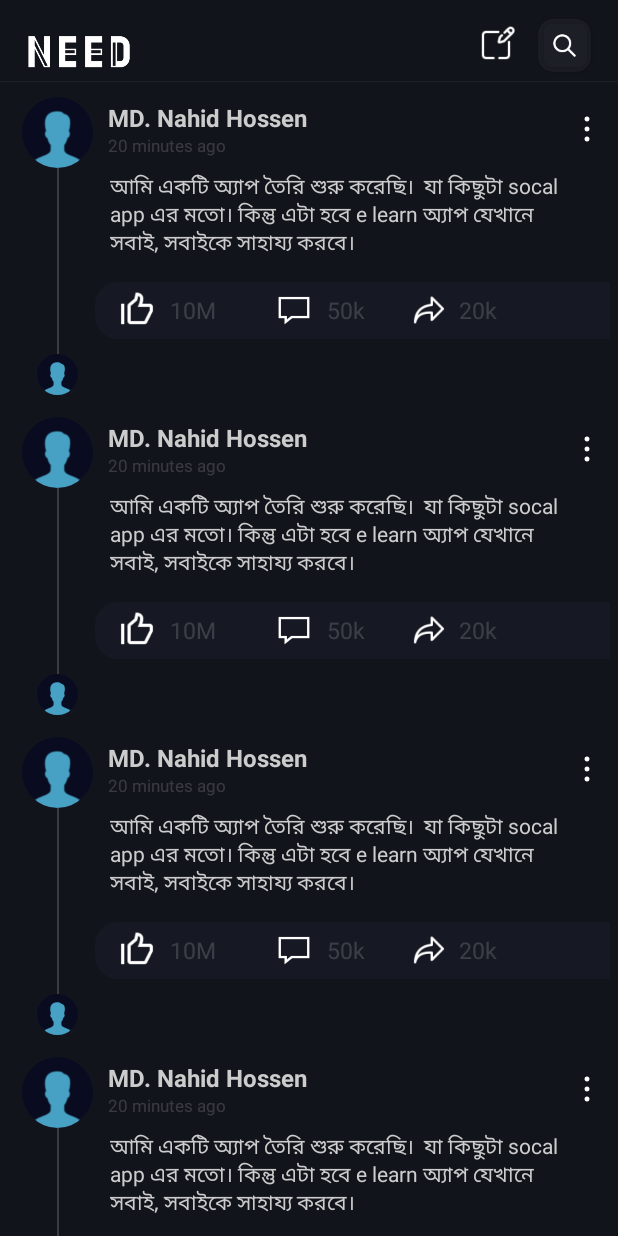
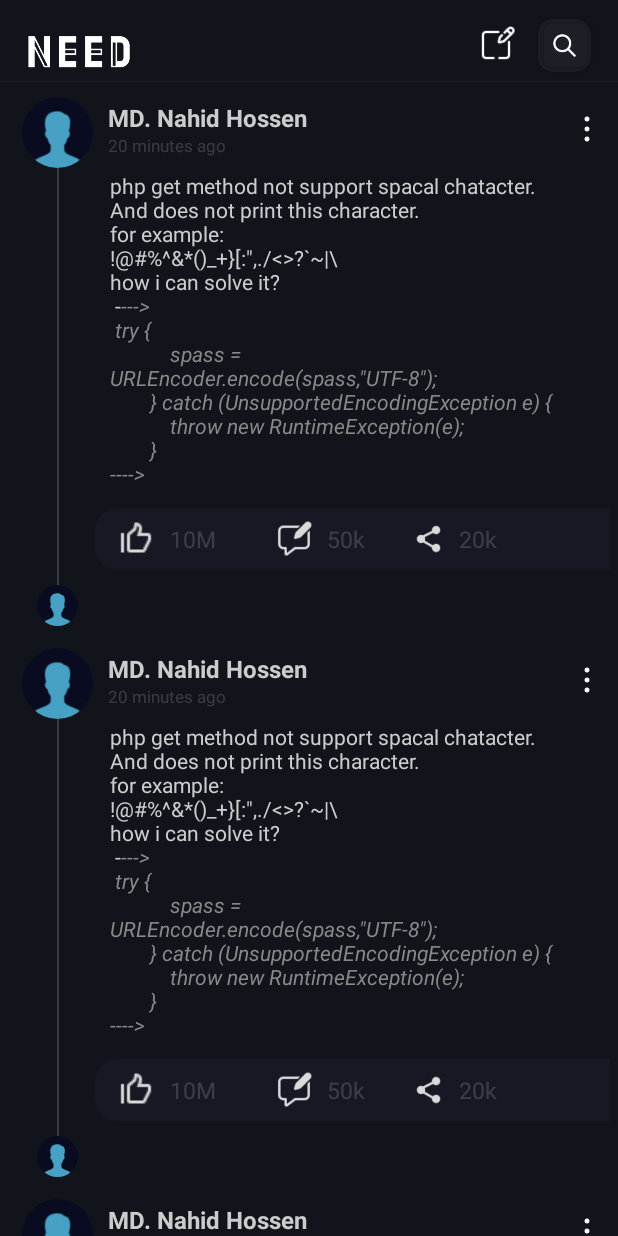
Before and after one commit to appscraftbd/NEED_SOCAL, an Android app: the fragment HomeFragment shown on its own in the app's theme, on a phone screen of 412 x 824 dp. Run offline under Robolectric (Android 15) with nearby library versions, the phone set to English and light mode, and no system bars; our stand-ins replace CircleImageView.

Commit message:
textview update

```diff
--- /dev/null
+++ b/app/src/main/java/com/appscraftbd/needasocal/CodeIdentifyANDaction.java
@@ -0,0 +1,179 @@
+package com.appscraftbd.needasocal;
+
+import android.annotation.SuppressLint;
+import android.app.Dialog;
+import android.content.ClipboardManager;
+import android.content.Context;
+import android.graphics.Color;
+import android.graphics.Typeface;
+import android.graphics.drawable.ColorDrawable;
+import android.text.SpannableString;
+import android.text.Spanned;
+import android.text.TextPaint;
+import android.text.method.LinkMovementMethod;
+import android.text.style.ClickableSpan;
+import android.view.View;
+import android.view.Window;
+import android.widget.TextView;
+import android.widget.Toast;
+
+import java.util.ArrayList;
+
+public class CodeIdentifyANDaction {
+    SpannableString spannableString;
+    String spspostText;
+    Context context;
+
+    public  void inANDout(Context context,String spostText, TextView postText_id){
+
+        this.spspostText = spostText;
+        this.context = context;
+
+        ArrayList<Integer> array = new ArrayList<Integer>();
+        spannableString = new SpannableString(spostText);
+
+        tag_identify(spostText,array);
+        tag_setColor_setButton(array);
+
+        postText_id.setHighlightColor(Color.TRANSPARENT);
+        postText_id.setText(spannableString);
+        postText_id.setMovementMethod(LinkMovementMethod.getInstance());
+
+
+    }
+    ////////////////////////////////////////////////////
+    ///!!!!!!!!!!!!!  Method create  !!!!!!!!!!!!!!!!///
+    ////////////////////////////////////////////////////
+    private void tag_identify(String s_text, ArrayList array){
+
+
+        for (int x = 0; x < s_text.length(); x++) {
+
+            try {
+                if (s_text.charAt(x) == new Character('-')
+                        && s_text.charAt(x + 1) == new Character('-')
+                        && s_text.charAt(x + 2) == new Character('-')
+                        && s_text.charAt(x + 3) == new Character('>')) {
+
+
+                    array.add(x);
+
+                }
+
+            } catch (RuntimeException R) {
+
+            }
+        }
+
+    }//--------------------tag identify----------------
+
+
+    private void tag_setColor_setButton(ArrayList array){
+
+        int arraycount = array.size()/2;
+        for (int z=0; z<arraycount; z++){
+
+            int c1 = 2*z;
+
+            if(z<1){
+                int f1 = (int) array.get(z);
+                int f2 = (int) array.get(z+1);
+                int f3 = f2 + 4;
+
+                ClickableSpan clickableSpan = new ClickableSpan() {
+                    @Override
+                    public void onClick(View widget) {
+
+                        NEED_code_copy(f1,f2);
+                        widget.invalidate();
+
+
+
+                    }
+                    @Override
+                    public void updateDrawState(TextPaint ds) {
+                        super.updateDrawState(ds);
+                        ds.setColor(Color.GRAY);
+                        ds.setUnderlineText(false);
+                        ds.setTypeface(Typeface.create(spspostText, Typeface.ITALIC));
+
+
+                    }
+
+
+                };
+
+
+                spannableString.setSpan(clickableSpan, f1, f3, Spanned.SPAN_EXCLUSIVE_EXCLUSIVE);
+
+
+
+            }else {// z==1++ same work
+                int f1 = (int) array.get(c1);
+                int f2 = (int) array.get(c1+1);
+                int f3 = f2 + 4;
+
+                ClickableSpan clickableSpan = new ClickableSpan() {
+
+                    @Override
+                    public void onClick(View widget) {
+
+                        NEED_code_copy(f1,f2);
+                        widget.invalidate();
+
+                    }
+                    @SuppressLint("NewApi")
+                    @Override
+                    public void updateDrawState(TextPaint ds) {
+                        super.updateDrawState(ds);
+                        ds.setColor(Color.GRAY);
+                        ds.setUnderlineText(false);
+
+                        ds.setTypeface(Typeface.create(spspostText, Typeface.ITALIC));
+//                        ds.setTypeface(Typeface.create(spspostText, Typeface.BOLD));
+
+
+                    }
+                };
+                spannableString.setSpan(clickableSpan, f1, f3, Spanned.SPAN_EXCLUSIVE_EXCLUSIVE);
+
+            }
+        }
+
+
+    }//------------tag_setColor_setButton-------------
+    public void NEED_code_copy(int f1, int f2){
+        String tampString = "";
+        for (f1=f1+5; f1<f2-1; f1++){
+               tampString = tampString+spspostText.charAt(f1);
+
+
+        }
+//            new AlertDialog.Builder(context)
+//                    .setMessage(""+tampString)
+//                    .show();
+        Dialog dialog = new Dialog(context);
+        dialog.requestWindowFeature(Window.FEATURE_NO_TITLE);
+        dialog.setContentView(R.layout.code_dialog_box);
+        TextView textView = dialog.findViewById(R.id.dialogmsg);
+        dialog.getWindow().setBackgroundDrawable(new ColorDrawable(Color.TRANSPARENT));
+        textView.setText(""+tampString);
+        dialog.show();
+
+        String finalTampString = tampString;
+        textView.setOnLongClickListener(new View.OnLongClickListener() {
+            @Override
+            public boolean onLongClick(View view) {
+
+                ClipboardManager clipboardManager = (ClipboardManager)context.getSystemService(Context.CLIPBOARD_SERVICE);
+                clipboardManager.setText(finalTampString);
+                Toast.makeText(context,"copy",Toast.LENGTH_SHORT).show();
+
+                return false;
+            }
+        });
+
+    }
+
+
+}
--- a/app/src/main/java/com/appscraftbd/needasocal/fragment/HomeFragment.java
+++ b/app/src/main/java/com/appscraftbd/needasocal/fragment/HomeFragment.java
@@ -4,6 +4,7 @@ import static androidx.swiperefreshlayout.widget.SwipeRefreshLayout.*;
 
 import android.annotation.SuppressLint;
 import android.content.Context;
+import android.content.Intent;
 import android.os.Bundle;
 
 import androidx.annotation.NonNull;
@@ -18,8 +19,14 @@ import android.os.Message;
 import android.view.LayoutInflater;
 import android.view.View;
 import android.view.ViewGroup;
+import android.widget.CompoundButton;
+import android.widget.ImageView;
+import android.widget.TextView;
 import android.widget.Toast;
+import android.widget.ToggleButton;
 
+import com.appscraftbd.needasocal.CodeIdentifyANDaction;
+import com.appscraftbd.needasocal.PostEdit;
 import com.appscraftbd.needasocal.R;
 
 
@@ -30,6 +37,7 @@ public class HomeFragment extends Fragment {
 
     RecyclerView recyclerView;
      public static SwipeRefreshLayout swipeRefreshLayout;
+     ImageView uploard_post;
 
     @SuppressLint({"ResourceAsColor", "MissingInflatedId"})
     @Override
@@ -38,12 +46,22 @@ public class HomeFragment extends Fragment {
         View view  = inflater.inflate(R.layout.fragment_home, container, false);
 
 
+        uploard_post = view.findViewById(R.id.uploard_post);
+
         swipeRefreshLayout = view.findViewById(R.id.swipeRefreshLayout);
         // Set the background color for the progress circle
         swipeRefreshLayout.setColorSchemeColors(getResources().getColor(R.color.white));
         swipeRefreshLayout.setProgressBackgroundColorSchemeColor(R.color.black);
 
 
+        uploard_post.setOnClickListener(new OnClickListener() {
+            @Override
+            public void onClick(View view) {
+                Intent intent = new Intent(getContext(), PostEdit.class);
+                startActivity(intent);
+
+            }
+        });
 
 
         recyclerView = view.findViewById(R.id.recyclehome);
@@ -73,13 +91,51 @@ public class HomeFragment extends Fragment {
 
         @Override
         public int getItemCount() {
-            return 10;
+            return 6;
         }
 
         public class MyviewHolder extends RecyclerView.ViewHolder{
 
+            TextView post_text;
+
             public MyviewHolder(@NonNull View itemView) {
                 super(itemView);
+
+                post_text = itemView.findViewById(R.id.post_text);
+                ToggleButton likeButton = itemView.findViewById(R.id.likeButton);
+
+
+                String text_text = "php get method not support spacal chatacter.\n" +
+                        "And does not print this character.\n" +
+                        "for example:\n" +
+                        "!@#%^&*()_+}[:\",./<>?`~|\\\n" +
+                        "how i can solve it?\n" +
+                        " ---->\n try {\n" +
+                        "            spass = URLEncoder.encode(spass,\"UTF-8\");\n" +
+                        "        } catch (UnsupportedEncodingException e) {\n" +
+                        "            throw new RuntimeException(e);\n" +
+                        "        }\n---->";
+
+                CodeIdentifyANDaction codeIdentifyANDaction = new CodeIdentifyANDaction();
+                codeIdentifyANDaction.inANDout(getContext(),text_text,post_text);
+
+
+                likeButton.setButtonDrawable(R.drawable.ic_like);
+                likeButton.setOnCheckedChangeListener(new CompoundButton.OnCheckedChangeListener() {
+                    @Override
+                    public void onCheckedChanged(CompoundButton buttonView, boolean isChecked) {
+                        if (isChecked) {
+                            likeButton.setButtonDrawable(R.drawable.ic_unlike);
+
+                        } else {
+                            likeButton.setButtonDrawable(R.drawable.ic_like);
+
+
+                        }
+                    }
+                });
+
+
             }
         }
 
--- a/app/src/main/res/layout/fragment_home.xml
+++ b/app/src/main/res/layout/fragment_home.xml
@@ -55,6 +55,7 @@
             </androidx.cardview.widget.CardView>
 
             <ImageView
+                android:id="@+id/uploard_post"
                 android:layout_width="25dp"
                 android:layout_height="25dp"
                 android:src="@drawable/post_btn"
--- a/app/src/main/res/layout/post_layout.xml
+++ b/app/src/main/res/layout/post_layout.xml
@@ -111,24 +111,35 @@
 
                 <RelativeLayout
                     android:layout_width="match_parent"
-                    android:layout_height="38dp"
+                    android:layout_height="41dp"
                     android:background="@drawable/post_bar"
                     android:layout_marginRight="-40dp"
-                    android:layout_marginTop="15dp"
+                    android:layout_marginTop="13dp"
                     android:layout_marginLeft="20dp"
                     android:orientation="horizontal"
                     android:layout_marginBottom="10dp"
                     >
 
 
-                    <ImageView
-                        android:id="@+id/like_btn"
+<!--                    <ImageView-->
+<!--                        android:id="@+id/like_btn"-->
+<!--                        android:layout_width="25dp"-->
+<!--                        android:layout_height="25dp"-->
+<!--                        android:src="@drawable/like_icone"-->
+<!--                        android:layout_marginLeft="15dp"-->
+<!--                        android:layout_centerVertical="true"-->
+<!--                        />-->
+
+                    <ToggleButton
+                        android:id="@+id/likeButton"
                         android:layout_width="25dp"
                         android:layout_height="25dp"
-                        android:src="@drawable/like_icone"
+                        android:textOff=""
+                        android:textOn=""
+                        android:background="#00FFFFFF"
+                        android:layout_centerVertical="true"
                         android:layout_marginLeft="15dp"
-                        android:layout_centerVertical="true"
-                        />
+                        tools:ignore="MissingConstraints" />
 
 
                     <TextView
@@ -138,7 +149,7 @@
                         android:text=" 10M"
                         android:textColor="@color/grey"
                         android:layout_marginRight="30dp"
-                        android:layout_toRightOf="@+id/like_btn"
+                        android:layout_toRightOf="@+id/likeButton"
                         android:textSize="15dp"
                         android:layout_marginLeft="5dp"
                         android:layout_centerVertical="true"
@@ -148,7 +159,7 @@
                         android:id="@+id/comment_btn"
                         android:layout_width="25dp"
                         android:layout_height="25dp"
-                        android:src="@drawable/comment_icone"
+                        android:src="@drawable/ic_comment"
                         android:layout_marginLeft="120dp"
                         android:layout_centerVertical="true"
                         />
@@ -169,7 +180,7 @@
                         android:id="@+id/share_btn"
                         android:layout_width="25dp"
                         android:layout_height="25dp"
-                        android:src="@drawable/share_icone"
+                        android:src="@drawable/ic_share"
                         android:layout_marginLeft="210dp"
                         android:layout_centerVertical="true"
                         />
```
Also changed, not shown: app/src/main/AndroidManifest.xml (+5 -3 lines), app/src/main/java/com/appscraftbd/needasocal/Login/Login_api.java (+10 -0 lines), app/src/main/java/com/appscraftbd/needasocal/PostEdit.java (added, +36 -0 lines), app/src/main/java/com/appscraftbd/needasocal/Signup_from.java (+20 -0 lines), app/src/main/res/drawable/code_dialog_bg.xml (added, +12 -0 lines), app/src/main/res/layout/activity_post_edit.xml (added, +109 -0 lines), app/src/main/res/layout/code_dialog_box.xml (added, +42 -0 lines), app/src/main/res/drawable/comment_icone.png (deleted), app/src/main/res/drawable/ic_back.png (added), app/src/main/res/drawable/ic_comment.png (added), app/src/main/res/drawable/ic_like.png (added), app/src/main/res/drawable/ic_share.png (added), app/src/main/res/drawable/ic_unlike.png (added), app/src/main/res/drawable/like_icone.png (deleted), 1 more files.
